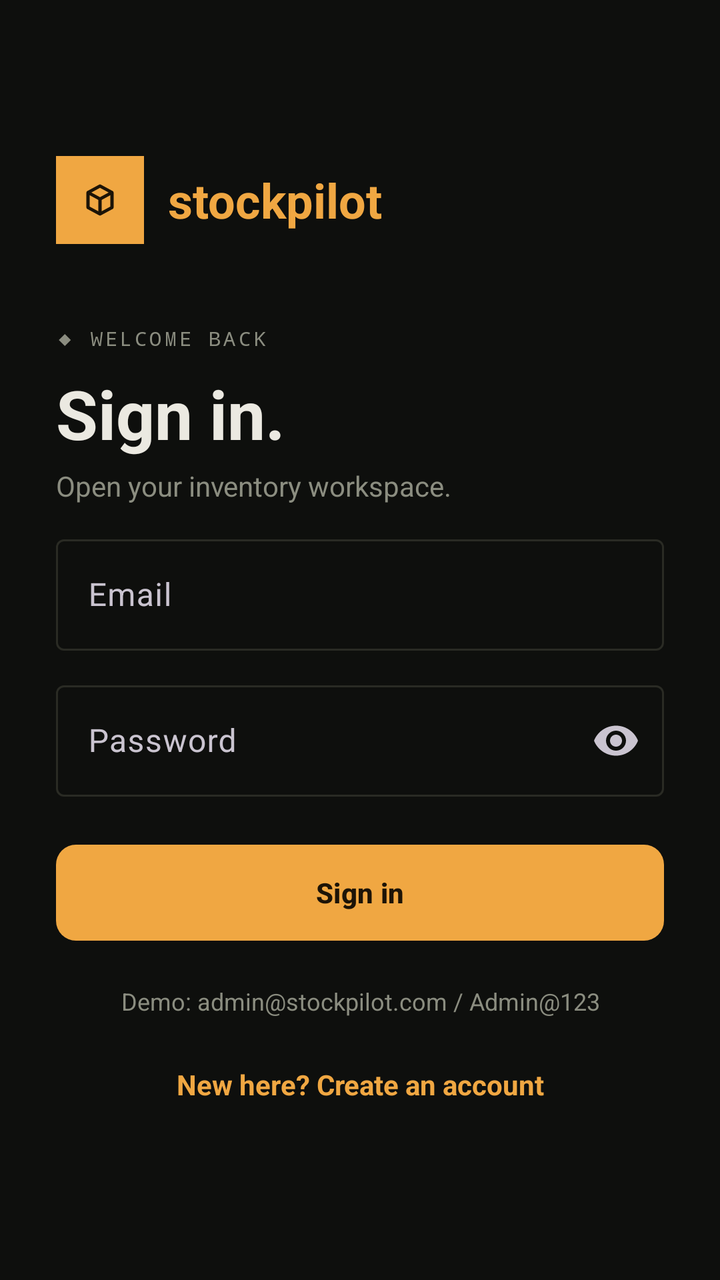
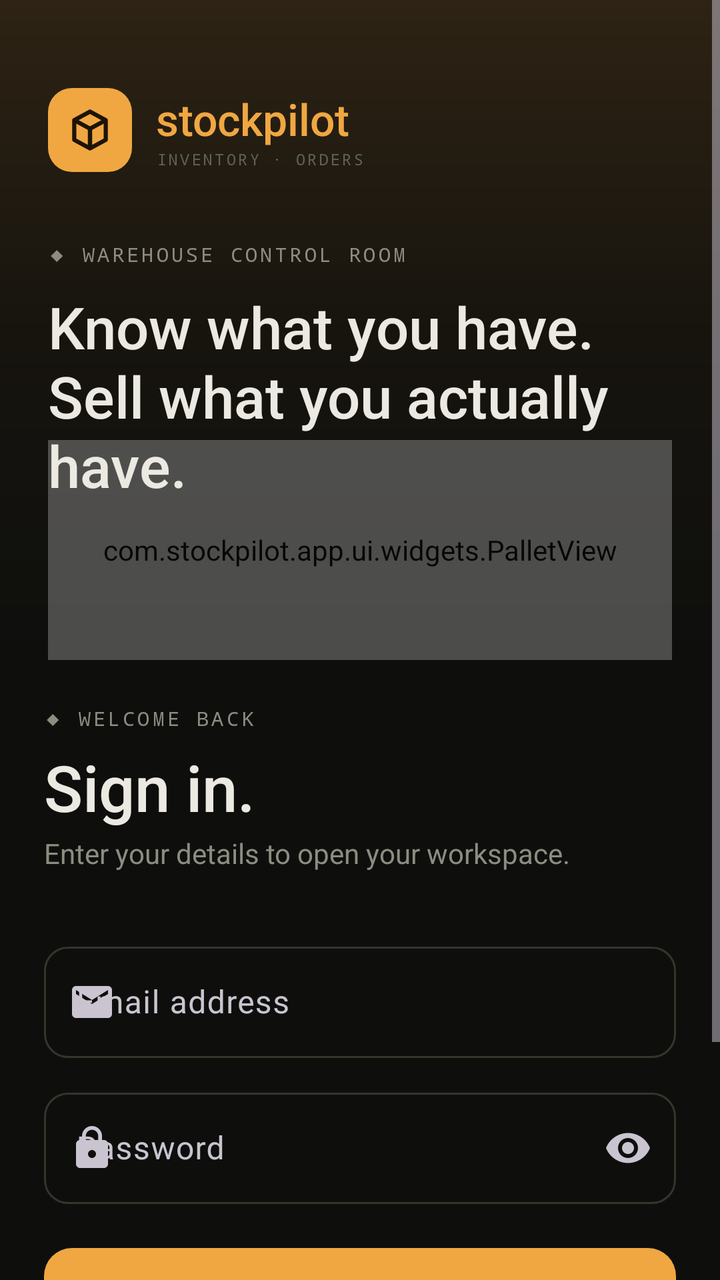

Before-and-after screenshots of an Android layout around one commit, followed by the original layout XML and the change that was made.
<!-- AndroidManifest.xml: application theme Theme.StockPilot -->
<!-- res/layout/activity_login.xml -->
<?xml version="1.0" encoding="utf-8"?>
<ScrollView xmlns:android="http://schemas.android.com/apk/res/android"
    xmlns:app="http://schemas.android.com/apk/res-auto"
    android:layout_width="match_parent"
    android:layout_height="match_parent"
    android:background="@color/bg"
    android:fillViewport="true">

    <LinearLayout
        android:layout_width="match_parent"
        android:layout_height="wrap_content"
        android:gravity="center_vertical"
        android:minHeight="600dp"
        android:orientation="vertical"
        android:padding="28dp">

        <LinearLayout
            android:layout_width="wrap_content"
            android:layout_height="wrap_content"
            android:gravity="center_vertical"
            android:orientation="horizontal">

            <ImageView
                android:layout_width="44dp"
                android:layout_height="44dp"
                android:background="@color/amber"
                android:contentDescription="@null"
                android:padding="6dp"
                android:src="@drawable/ic_launcher_foreground" />

            <TextView
                android:layout_width="wrap_content"
                android:layout_height="wrap_content"
                android:layout_marginStart="12dp"
                android:text="stockpilot"
                android:textColor="@color/amber"
                android:textSize="24sp"
                android:textStyle="bold" />
        </LinearLayout>

        <TextView
            android:layout_width="wrap_content"
            android:layout_height="wrap_content"
            android:layout_marginTop="40dp"
            android:fontFamily="monospace"
            android:letterSpacing="0.14"
            android:text="◆ WELCOME BACK"
            android:textColor="@color/muted"
            android:textSize="10sp" />

        <TextView
            android:layout_width="wrap_content"
            android:layout_height="wrap_content"
            android:layout_marginTop="8dp"
            android:id="@+id/tvTitle"
            android:text="Sign in."
            android:textColor="@color/text"
            android:textSize="34sp"
            android:textStyle="bold" />

        <TextView
            android:layout_width="wrap_content"
            android:layout_height="wrap_content"
            android:layout_marginTop="4dp"
            android:id="@+id/tvSub"
            android:text="Open your inventory workspace."
            android:textColor="@color/muted" />

        <com.google.android.material.textfield.TextInputLayout
            android:id="@+id/tilName"
            style="@style/Widget.Material3.TextInputLayout.OutlinedBox"
            android:layout_width="match_parent"
            android:layout_height="wrap_content"
            android:layout_marginTop="28dp"
            android:hint="Full name"
            android:visibility="gone">

            <com.google.android.material.textfield.TextInputEditText
                android:id="@+id/etName"
                android:layout_width="match_parent"
                android:layout_height="wrap_content"
                android:inputType="textPersonName|textCapWords"
                android:maxLines="1" />
        </com.google.android.material.textfield.TextInputLayout>

        <com.google.android.material.textfield.TextInputLayout
            style="@style/Widget.Material3.TextInputLayout.OutlinedBox"
            android:layout_width="match_parent"
            android:layout_height="wrap_content"
            android:id="@+id/tilEmail"
            android:layout_marginTop="12dp"
            android:hint="Email">

            <com.google.android.material.textfield.TextInputEditText
                android:id="@+id/etEmail"
                android:layout_width="match_parent"
                android:layout_height="wrap_content"
                android:inputType="textEmailAddress"
                android:maxLines="1" />
        </com.google.android.material.textfield.TextInputLayout>

        <com.google.android.material.textfield.TextInputLayout
            style="@style/Widget.Material3.TextInputLayout.OutlinedBox"
            android:layout_width="match_parent"
            android:layout_height="wrap_content"
            android:layout_marginTop="12dp"
            android:hint="Password"
            app:endIconMode="password_toggle">

            <com.google.android.material.textfield.TextInputEditText
                android:id="@+id/etPassword"
                android:layout_width="match_parent"
                android:layout_height="wrap_content"
                android:inputType="textPassword"
                android:maxLines="1" />
        </com.google.android.material.textfield.TextInputLayout>

        <TextView
            android:id="@+id/tvError"
            android:layout_width="match_parent"
            android:layout_height="wrap_content"
            android:layout_marginTop="12dp"
            android:textColor="@color/red"
            android:visibility="gone" />

        <com.google.android.material.button.MaterialButton
            android:id="@+id/btnLogin"
            android:layout_width="match_parent"
            android:layout_height="56dp"
            android:layout_marginTop="20dp"
            android:text="Sign in"
            android:textStyle="bold"
            app:cornerRadius="10dp" />

        <TextView
            android:layout_width="match_parent"
            android:layout_height="wrap_content"
            android:layout_marginTop="18dp"
            android:gravity="center"
            android:id="@+id/tvDemo"
            android:text="Demo: admin@stockpilot.com / Admin@123"
            android:textColor="@color/muted"
            android:textSize="12sp" />

        <TextView
            android:id="@+id/tvToggle"
            android:layout_width="match_parent"
            android:layout_height="wrap_content"
            android:layout_marginTop="14dp"
            android:background="?attr/selectableItemBackground"
            android:gravity="center"
            android:padding="10dp"
            android:text="New here? Create an account"
            android:textColor="@color/amber"
            android:textStyle="bold" />
    </LinearLayout>
</ScrollView>
<!-- resources referenced by this layout -->
<resources>
  <style name="Theme.StockPilot" parent="Theme.Material3.Dark.NoActionBar">
          <item name="colorPrimary">@color/amber</item>
          <item name="colorOnPrimary">@color/amber_ink</item>
          <item name="colorSecondary">@color/amber</item>
          <item name="colorSurface">@color/surface</item>
          <item name="colorOnSurface">@color/text</item>
          <item name="colorSurfaceVariant">@color/surface2</item>
          <item name="colorOutline">@color/line</item>
          <item name="colorError">@color/red</item>
          <item name="android:windowBackground">@color/bg</item>
          <item name="android:statusBarColor">@color/bg</item>
          <item name="android:navigationBarColor">@color/surface</item>
      </style>
  <color name="line">#2A2B24</color>
  <!-- unchanged entries left out for length: 9 -->
</resources>

<!-- the commit's change to res/layout/activity_login.xml (unified diff, before → after) -->
@@ -4,154 +4,277 @@
     android:layout_width="match_parent"
     android:layout_height="match_parent"
     android:background="@color/bg"
-    android:fillViewport="true">
+    android:fillViewport="true"
+    android:overScrollMode="never">
 
     <LinearLayout
         android:layout_width="match_parent"
         android:layout_height="wrap_content"
-        android:gravity="center_vertical"
-        android:minHeight="600dp"
-        android:orientation="vertical"
-        android:padding="28dp">
-
+        android:orientation="vertical">
+
+        
+        <FrameLayout
+            android:layout_width="match_parent"
+            android:layout_height="330dp"
+            android:background="@drawable/bg_hero">
+
+            <com.stockpilot.app.ui.widgets.PalletView
+                android:layout_width="match_parent"
+                android:layout_height="110dp"
+                android:layout_gravity="bottom"
+                android:layout_marginStart="24dp"
+                android:layout_marginEnd="24dp"
+                android:alpha="0.55" />
+
+            <LinearLayout
+                android:layout_width="match_parent"
+                android:layout_height="match_parent"
+                android:orientation="vertical"
+                android:paddingStart="24dp"
+                android:paddingTop="44dp"
+                android:paddingEnd="24dp">
+
+                <LinearLayout
+                    android:layout_width="wrap_content"
+                    android:layout_height="wrap_content"
+                    android:gravity="center_vertical"
+                    android:orientation="horizontal">
+
+                    <ImageView
+                        android:layout_width="42dp"
+                        android:layout_height="42dp"
+                        android:background="@drawable/bg_logo"
+                        android:contentDescription="@null"
+                        android:scaleType="fitCenter"
+                        android:src="@drawable/ic_launcher_foreground" />
+
+                    <LinearLayout
+                        android:layout_width="wrap_content"
+                        android:layout_height="wrap_content"
+                        android:layout_marginStart="12dp"
+                        android:orientation="vertical">
+
+                        <TextView
+                            android:layout_width="wrap_content"
+                            android:layout_height="wrap_content"
+                            android:fontFamily="sans-serif-medium"
+                            android:text="stockpilot"
+                            android:textColor="@color/amber"
+                            android:textSize="22sp" />
+
+                        <TextView
+                            style="@style/Text.Eyebrow"
+                            android:layout_width="wrap_content"
+                            android:layout_height="wrap_content"
+                            android:text="INVENTORY · ORDERS"
+                            android:textColor="@color/dim"
+                            android:textSize="8sp" />
+                    </LinearLayout>
+                </LinearLayout>
+
+                <TextView
+                    style="@style/Text.Eyebrow"
+                    android:layout_width="wrap_content"
+                    android:layout_height="wrap_content"
+                    android:layout_marginTop="34dp"
+                    android:text="◆ WAREHOUSE CONTROL ROOM" />
+
+                <TextView
+                    android:id="@+id/tvHeadline"
+                    android:layout_width="wrap_content"
+                    android:layout_height="wrap_content"
+                    android:layout_marginTop="10dp"
+                    android:fontFamily="sans-serif-medium"
+                    android:lineSpacingMultiplier="1.02"
+                    android:text="Know what you have.\nSell what you actually have."
+                    android:textColor="@color/text"
+                    android:textSize="29sp" />
+            </LinearLayout>
+        </FrameLayout>
+
+        
         <LinearLayout
-            android:layout_width="wrap_content"
-            android:layout_height="wrap_content"
-            android:gravity="center_vertical"
-            android:orientation="horizontal">
-
-            <ImageView
-                android:layout_width="44dp"
-                android:layout_height="44dp"
-                android:background="@color/amber"
-                android:contentDescription="@null"
-                android:padding="6dp"
-                android:src="@drawable/ic_launcher_foreground" />
-
-            <TextView
-                android:layout_width="wrap_content"
-                android:layout_height="wrap_content"
-                android:layout_marginStart="12dp"
-                android:text="stockpilot"
-                android:textColor="@color/amber"
-                android:textSize="24sp"
-                android:textStyle="bold" />
-        </LinearLayout>
-
-        <TextView
-            android:layout_width="wrap_content"
-            android:layout_height="wrap_content"
-            android:layout_marginTop="40dp"
-            android:fontFamily="monospace"
-            android:letterSpacing="0.14"
-            android:text="◆ WELCOME BACK"
-            android:textColor="@color/muted"
-            android:textSize="10sp" />
-
-        <TextView
-            android:layout_width="wrap_content"
-            android:layout_height="wrap_content"
-            android:layout_marginTop="8dp"
-            android:id="@+id/tvTitle"
-            android:text="Sign in."
-            android:textColor="@color/text"
-            android:textSize="34sp"
-            android:textStyle="bold" />
-
-        <TextView
-            android:layout_width="wrap_content"
-            android:layout_height="wrap_content"
-            android:layout_marginTop="4dp"
-            android:id="@+id/tvSub"
-            android:text="Open your inventory workspace."
-            android:textColor="@color/muted" />
-
-        <com.google.android.material.textfield.TextInputLayout
-            android:id="@+id/tilName"
-            style="@style/Widget.Material3.TextInputLayout.OutlinedBox"
             android:layout_width="match_parent"
             android:layout_height="wrap_content"
-            android:layout_marginTop="28dp"
-            android:hint="Full name"
-            android:visibility="gone">
-
-            <com.google.android.material.textfield.TextInputEditText
-                android:id="@+id/etName"
-                android:layout_width="match_parent"
-                android:layout_height="wrap_content"
-                android:inputType="textPersonName|textCapWords"
-                android:maxLines="1" />
-        </com.google.android.material.textfield.TextInputLayout>
-
-        <com.google.android.material.textfield.TextInputLayout
-            style="@style/Widget.Material3.TextInputLayout.OutlinedBox"
-            android:layout_width="match_parent"
-            android:layout_height="wrap_content"
-            android:id="@+id/tilEmail"
-            android:layout_marginTop="12dp"
-            android:hint="Email">
-
-            <com.google.android.material.textfield.TextInputEditText
-                android:id="@+id/etEmail"
-                android:layout_width="match_parent"
-                android:layout_height="wrap_content"
-                android:inputType="textEmailAddress"
-                android:maxLines="1" />
-        </com.google.android.material.textfield.TextInputLayout>
-
-        <com.google.android.material.textfield.TextInputLayout
-            style="@style/Widget.Material3.TextInputLayout.OutlinedBox"
-            android:layout_width="match_parent"
-            android:layout_height="wrap_content"
-            android:layout_marginTop="12dp"
-            android:hint="Password"
-            app:endIconMode="password_toggle">
-
-            <com.google.android.material.textfield.TextInputEditText
-                android:id="@+id/etPassword"
-                android:layout_width="match_parent"
-                android:layout_height="wrap_content"
-                android:inputType="textPassword"
-                android:maxLines="1" />
-        </com.google.android.material.textfield.TextInputLayout>
-
-        <TextView
-            android:id="@+id/tvError"
-            android:layout_width="match_parent"
-            android:layout_height="wrap_content"
-            android:layout_marginTop="12dp"
-            android:textColor="@color/red"
-            android:visibility="gone" />
-
-        <com.google.android.material.button.MaterialButton
-            android:id="@+id/btnLogin"
-            android:layout_width="match_parent"
-            android:layout_height="56dp"
-            android:layout_marginTop="20dp"
-            android:text="Sign in"
-            android:textStyle="bold"
-            app:cornerRadius="10dp" />
-
-        <TextView
-            android:layout_width="match_parent"
-            android:layout_height="wrap_content"
-            android:layout_marginTop="18dp"
-            android:gravity="center"
-            android:id="@+id/tvDemo"
-            android:text="Demo: admin@stockpilot.com / Admin@123"
-            android:textColor="@color/muted"
-            android:textSize="12sp" />
-
-        <TextView
-            android:id="@+id/tvToggle"
-            android:layout_width="match_parent"
-            android:layout_height="wrap_content"
-            android:layout_marginTop="14dp"
-            android:background="?attr/selectableItemBackground"
-            android:gravity="center"
-            android:padding="10dp"
-            android:text="New here? Create an account"
-            android:textColor="@color/amber"
-            android:textStyle="bold" />
+            android:orientation="vertical"
+            android:paddingStart="22dp"
+            android:paddingTop="22dp"
+            android:paddingEnd="22dp"
+            android:paddingBottom="30dp">
+
+            <TextView
+                android:id="@+id/tvEyebrow"
+                style="@style/Text.Eyebrow"
+                android:layout_width="wrap_content"
+                android:layout_height="wrap_content"
+                android:text="◆ WELCOME BACK" />
+
+            <TextView
+                android:id="@+id/tvTitle"
+                android:layout_width="wrap_content"
+                android:layout_height="wrap_content"
+                android:layout_marginTop="6dp"
+                android:fontFamily="sans-serif-medium"
+                android:text="Sign in."
+                android:textColor="@color/text"
+                android:textSize="32sp" />
+
+            <TextView
+                android:id="@+id/tvSub"
+                android:layout_width="wrap_content"
+                android:layout_height="wrap_content"
+                android:layout_marginTop="2dp"
+                android:text="Enter your details to open your workspace."
+                android:textColor="@color/muted" />
+
+            <com.google.android.material.button.MaterialButtonToggleGroup
+                android:id="@+id/toggleMode"
+                android:layout_width="match_parent"
+                android:layout_height="wrap_content"
+                android:layout_marginTop="18dp"
+                app:selectionRequired="true"
+                app:singleSelection="true">
+
+                <Button
+                    android:id="@+id/btnModeLogin"
+                    style="@style/Widget.StockPilot.Segment"
+                    android:layout_width="0dp"
+                    android:layout_height="46dp"
+                    android:layout_weight="1"
+                    android:text="Sign in" />
+
+                <Button
+                    android:id="@+id/btnModeRegister"
+                    style="@style/Widget.StockPilot.Segment"
+                    android:layout_width="0dp"
+                    android:layout_height="46dp"
+                    android:layout_weight="1"
+                    android:text="Register" />
+            </com.google.android.material.button.MaterialButtonToggleGroup>
+
+            <com.google.android.material.textfield.TextInputLayout
+                android:id="@+id/tilName"
+                style="@style/Widget.Material3.TextInputLayout.OutlinedBox"
+                android:layout_width="match_parent"
+                android:layout_height="wrap_content"
+                android:layout_marginTop="14dp"
+                android:hint="Full name"
+                android:visibility="gone"
+                app:boxCornerRadiusBottomEnd="12dp"
+                app:boxCornerRadiusBottomStart="12dp"
+                app:boxCornerRadiusTopEnd="12dp"
+                app:boxCornerRadiusTopStart="12dp"
+                app:startIconDrawable="@drawable/ic_person">
+
+                <com.google.android.material.textfield.TextInputEditText
+                    android:id="@+id/etName"
+                    android:layout_width="match_parent"
+                    android:layout_height="wrap_content"
+                    android:inputType="textPersonName|textCapWords"
+                    android:maxLines="1" />
+            </com.google.android.material.textfield.TextInputLayout>
+
+            <com.google.android.material.textfield.TextInputLayout
+                android:id="@+id/tilEmail"
+                style="@style/Widget.Material3.TextInputLayout.OutlinedBox"
+                android:layout_width="match_parent"
+                android:layout_height="wrap_content"
+                android:layout_marginTop="14dp"
+                android:hint="Email address"
+                app:boxCornerRadiusBottomEnd="12dp"
+                app:boxCornerRadiusBottomStart="12dp"
+                app:boxCornerRadiusTopEnd="12dp"
+                app:boxCornerRadiusTopStart="12dp"
+                app:startIconDrawable="@drawable/ic_mail">
+
+                <com.google.android.material.textfield.TextInputEditText
+                    android:id="@+id/etEmail"
+                    android:layout_width="match_parent"
+                    android:layout_height="wrap_content"
+                    android:inputType="textEmailAddress"
+                    android:maxLines="1" />
+            </com.google.android.material.textfield.TextInputLayout>
+
+            <com.google.android.material.textfield.TextInputLayout
+                android:id="@+id/tilPassword"
+                style="@style/Widget.Material3.TextInputLayout.OutlinedBox"
+                android:layout_width="match_parent"
+                android:layout_height="wrap_content"
+                android:layout_marginTop="12dp"
+                android:hint="Password"
+                app:boxCornerRadiusBottomEnd="12dp"
+                app:boxCornerRadiusBottomStart="12dp"
+                app:boxCornerRadiusTopEnd="12dp"
+                app:boxCornerRadiusTopStart="12dp"
+                app:endIconMode="password_toggle"
+                app:startIconDrawable="@drawable/ic_lock">
+
+                <com.google.android.material.textfield.TextInputEditText
+                    android:id="@+id/etPassword"
+                    android:layout_width="match_parent"
+                    android:layout_height="wrap_content"
+                    android:inputType="textPassword"
+                    android:maxLines="1" />
+            </com.google.android.material.textfield.TextInputLayout>
+
+            <TextView
+                android:id="@+id/tvError"
+                android:layout_width="match_parent"
+                android:layout_height="wrap_content"
+                android:layout_marginTop="12dp"
+                android:background="@drawable/bg_input_card"
+                android:padding="12dp"
+                android:textColor="@color/red"
+                android:textSize="13sp"
+                android:visibility="gone" />
+
+            <com.google.android.material.button.MaterialButton
+                android:id="@+id/btnLogin"
+                android:layout_width="match_parent"
+                android:layout_height="58dp"
+                android:layout_marginTop="18dp"
+                android:fontFamily="sans-serif-medium"
+                android:text="Sign in"
+                android:textSize="15sp"
+                app:cornerRadius="14dp" />
+
+            <LinearLayout
+                android:id="@+id/demoBox"
+                android:layout_width="match_parent"
+                android:layout_height="wrap_content"
+                android:layout_marginTop="16dp"
+                android:background="@drawable/bg_input_card"
+                android:gravity="center_vertical"
+                android:orientation="horizontal"
+                android:padding="12dp">
+
+                <TextView
+                    android:layout_width="0dp"
+                    android:layout_height="wrap_content"
+                    android:layout_weight="1"
+                    android:text="Try a demo account"
+                    android:textColor="@color/muted"
+                    android:textSize="12sp" />
+
+                <Button
+                    android:id="@+id/btnDemoAdmin"
+                    style="@style/Widget.Material3.Button.TonalButton"
+                    android:layout_width="wrap_content"
+                    android:layout_height="38dp"
+                    android:minWidth="0dp"
+                    android:text="Admin"
+                    android:textSize="12sp" />
+
+                <Button
+                    android:id="@+id/btnDemoStaff"
+                    style="@style/Widget.Material3.Button.TonalButton"
+                    android:layout_width="wrap_content"
+                    android:layout_height="38dp"
+                    android:layout_marginStart="6dp"
+                    android:minWidth="0dp"
+                    android:text="Staff"
+                    android:textSize="12sp" />
+            </LinearLayout>
+        </LinearLayout>
     </LinearLayout>
 </ScrollView>
<!-- resource entries referenced after the edit -->
@@ -1,5 +1,49 @@
 <!-- resources referenced by this layout -->
 <resources>
+  <color name="dim">#5F6157</color>
+  <!-- drawable bg_hero (drawable) -->
+  <?xml version="1.0" encoding="utf-8"?>
+  <shape xmlns:android="http://schemas.android.com/apk/res/android" android:shape="rectangle">
+      <gradient android:startColor="#2E2314" android:centerColor="#17140E" android:endColor="@color/bg" android:angle="270" />
+  </shape>
+  <!-- drawable bg_input_card (drawable) -->
+  <?xml version="1.0" encoding="utf-8"?>
+  <shape xmlns:android="http://schemas.android.com/apk/res/android" android:shape="rectangle">
+      <solid android:color="@color/surface2" />
+      <stroke android:width="1dp" android:color="@color/line2" />
+      <corners android:radius="12dp" />
+  </shape>
+  <!-- drawable bg_logo (drawable) -->
+  <?xml version="1.0" encoding="utf-8"?>
+  <shape xmlns:android="http://schemas.android.com/apk/res/android" android:shape="rectangle">
+      <solid android:color="@color/amber" />
+      <corners android:radius="12dp" />
+  </shape>
+  <!-- drawable ic_lock (drawable) -->
+  <vector xmlns:android="http://schemas.android.com/apk/res/android" android:width="24dp" android:height="24dp" android:viewportWidth="24" android:viewportHeight="24" android:tint="?attr/colorControlNormal">
+      <path android:fillColor="@android:color/white" android:pathData="M18,8h-1V6c0,-2.76 -2.24,-5 -5,-5S7,3.24 7,6v2H6c-1.1,0 -2,0.9 -2,2v10c0,1.1 0.9,2 2,2h12c1.1,0 2,-0.9 2,-2V10c0,-1.1 -0.9,-2 -2,-2zM12,17c-1.1,0 -2,-0.9 -2,-2s0.9,-2 2,-2 2,0.9 2,2 -0.9,2 -2,2zM15.1,8H8.9V6c0,-1.71 1.39,-3.1 3.1,-3.1 1.71,0 3.1,1.39 3.1,3.1v2z" />
+  </vector>
+  <!-- drawable ic_mail (drawable) -->
+  <vector xmlns:android="http://schemas.android.com/apk/res/android" android:width="24dp" android:height="24dp" android:viewportWidth="24" android:viewportHeight="24" android:tint="?attr/colorControlNormal">
+      <path android:fillColor="@android:color/white" android:pathData="M20,4H4c-1.1,0 -1.99,0.9 -1.99,2L2,18c0,1.1 0.9,2 2,2h16c1.1,0 2,-0.9 2,-2V6c0,-1.1 -0.9,-2 -2,-2zM20,8l-8,5 -8,-5V6l8,5 8,-5v2z" />
+  </vector>
+  <!-- drawable ic_person (drawable) -->
+  <vector xmlns:android="http://schemas.android.com/apk/res/android" android:width="24dp" android:height="24dp" android:viewportWidth="24" android:viewportHeight="24" android:tint="?attr/colorControlNormal">
+      <path android:fillColor="@android:color/white" android:pathData="M12,12c2.21,0 4,-1.79 4,-4s-1.79,-4 -4,-4 -4,1.79 -4,4 1.79,4 4,4zM12,14c-2.67,0 -8,1.34 -8,4v2h16v-2c0,-2.66 -5.33,-4 -8,-4z" />
+  </vector>
+  <style name="Text.Eyebrow" parent="Text">
+          <item name="android:textColor">@color/muted</item>
+          <item name="android:textSize">10sp</item>
+          <item name="android:letterSpacing">0.14</item>
+          <item name="android:fontFamily">monospace</item>
+      </style>
+  <style name="Widget.StockPilot.Segment" parent="Widget.Material3.Button.OutlinedButton">
+          <item name="backgroundTint">@color/seg_bg</item>
+          <item name="android:textColor">@color/seg_text</item>
+          <item name="strokeColor">@color/line2</item>
+          <item name="android:textStyle">bold</item>
+          <item name="android:textSize">13sp</item>
+      </style>
   <style name="Theme.StockPilot" parent="Theme.Material3.Dark.NoActionBar">
           <item name="colorPrimary">@color/amber</item>
           <item name="colorOnPrimary">@color/amber_ink</item>
@@ -7,13 +51,41 @@
           <item name="colorSurface">@color/surface</item>
           <item name="colorOnSurface">@color/text</item>
           <item name="colorSurfaceVariant">@color/surface2</item>
-          <item name="colorOutline">@color/line</item>
+          <item name="colorOutline">@color/line2</item>
           <item name="colorError">@color/red</item>
           <item name="android:windowBackground">@color/bg</item>
           <item name="android:statusBarColor">@color/bg</item>
           <item name="android:navigationBarColor">@color/surface</item>
+          <item name="materialAlertDialogTheme">@style/ThemeOverlay.StockPilot.Dialog</item>
+          <item name="bottomSheetDialogTheme">@style/ThemeOverlay.StockPilot.BottomSheet</item>
       </style>
-  <color name="line">#2A2B24</color>
+  <color name="line2">#34352B</color>
+  <style name="Text" parent="" />
+  <style name="ThemeOverlay.StockPilot.Dialog" parent="ThemeOverlay.Material3.MaterialAlertDialog">
+          <item name="colorSurface">@color/surface2</item>
+          <item name="dialogCornerRadius">22dp</item>
+          <item name="shapeAppearance">@style/ShapeAppearance.StockPilot.Dialog</item>
+          <item name="shapeAppearanceOverlay">@style/ShapeAppearance.StockPilot.Dialog</item>
+      </style>
+  <style name="ThemeOverlay.StockPilot.BottomSheet" parent="ThemeOverlay.Material3.BottomSheetDialog">
+          <item name="bottomSheetStyle">@style/Widget.StockPilot.BottomSheet</item>
+      </style>
+  <style name="ShapeAppearance.StockPilot.Dialog" parent="">
+          <item name="cornerFamily">rounded</item>
+          <item name="cornerSize">22dp</item>
+      </style>
+  <style name="Widget.StockPilot.BottomSheet" parent="Widget.Material3.BottomSheet">
+          <item name="backgroundTint">@color/surface</item>
+          <item name="shapeAppearance">@style/ShapeAppearance.StockPilot.Sheet</item>
+          <item name="shapeAppearanceOverlay">@style/ShapeAppearance.StockPilot.Sheet</item>
+      </style>
+  <style name="ShapeAppearance.StockPilot.Sheet" parent="">
+          <item name="cornerFamily">rounded</item>
+          <item name="cornerSizeTopLeft">26dp</item>
+          <item name="cornerSizeTopRight">26dp</item>
+          <item name="cornerSizeBottomLeft">0dp</item>
+          <item name="cornerSizeBottomRight">0dp</item>
+      </style>
   <!-- unchanged entries left out for length: 9 -->
 </resources>
 
